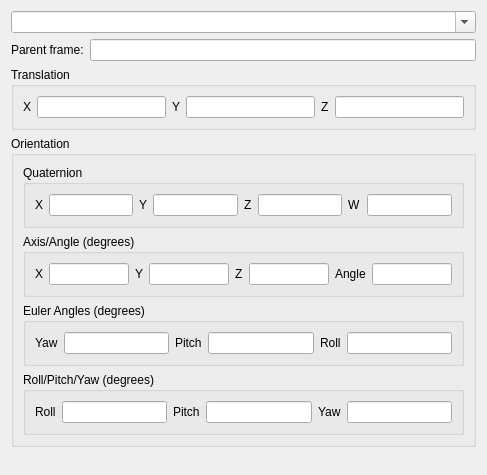
Old version of the form src/transform_manager_plugin.ui in the repository Marcos-Seafloor/transform_manager.
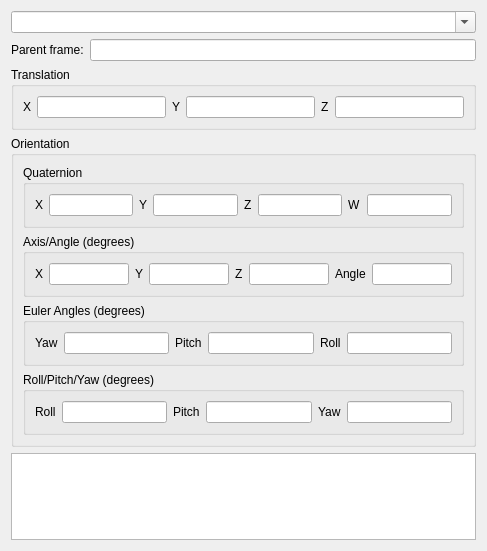
New version of the form.

Commit message: Add yaml descrition of selected transform which can be cut'n'pasted into config files

```diff
--- a/src/transform_manager_plugin.ui
+++ b/src/transform_manager_plugin.ui
@@ -7,7 +7,7 @@
     <x>0</x>
     <y>0</y>
     <width>487</width>
-    <height>475</height>
+    <height>551</height>
    </rect>
   </property>
   <property name="windowTitle">
@@ -259,6 +259,13 @@
      </layout>
     </widget>
    </item>
+   <item>
+    <widget class="QTextEdit" name="yamlTextEdit">
+     <property name="readOnly">
+      <bool>true</bool>
+     </property>
+    </widget>
+   </item>
    <item>
     <spacer name="verticalSpacer">
      <property name="orientation">
```
The commit also changes 2 other files.
